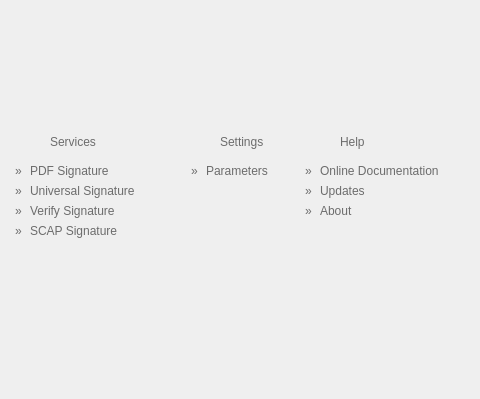
Old version of the form pteid-mw-pt/_src/eidmw/eidgui/mainwnd.ui in the repository amagovpt/autenticacao.gov; both pictures show x 145 to 625 and y 643 to 1042 of the 925 by 1042 pixel window.
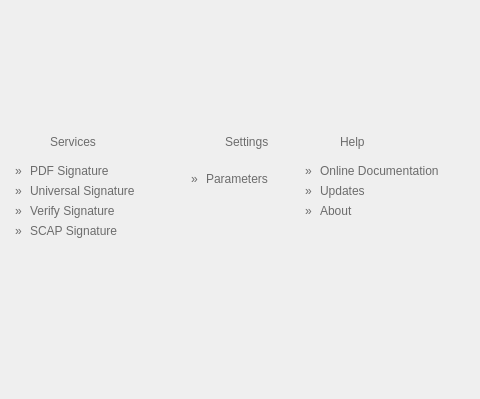
New version of the form. Icons and pictures are not drawn.

Commit message: Add a proper settings icon so we don't have a duplicated icon in the GUI

Diff of the .ui file:
```diff
--- a/pteid-mw-pt/_src/eidmw/eidgui/mainwnd.ui
+++ b/pteid-mw-pt/_src/eidmw/eidgui/mainwnd.ui
@@ -2500,7 +2500,7 @@
     <widget class="QLabel" name="lbl_menuSettings">
      <property name="geometry">
       <rect>
-       <x>45</x>
+       <x>50</x>
        <y>16</y>
        <width>71</width>
        <height>17</height>
@@ -2521,7 +2521,7 @@
      <property name="geometry">
       <rect>
        <x>31</x>
-       <y>45</y>
+       <y>53</y>
        <width>81</width>
        <height>17</height>
       </rect>
@@ -2541,7 +2541,7 @@
      <property name="geometry">
       <rect>
        <x>10</x>
-       <y>32</y>
+       <y>40</y>
        <width>105</width>
        <height>16</height>
       </rect>
@@ -2558,7 +2558,7 @@
      <property name="geometry">
       <rect>
        <x>16</x>
-       <y>45</y>
+       <y>53</y>
        <width>16</width>
        <height>17</height>
       </rect>
```
Left out of the diff: 4 changed lines with no effect on the pictures. The commit also changes 3 other files.
